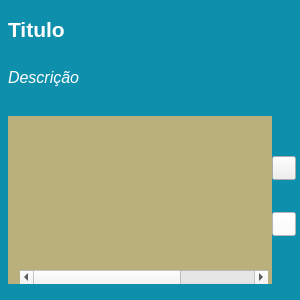
The window that Telas/UI/cardGrupo.ui (Nautilidae-project/Nautilus) describes before a commit, drawn with Qt 5.
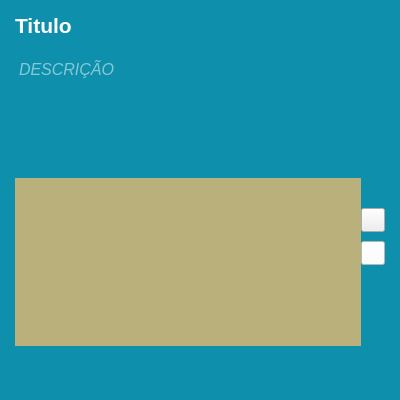
The same window after the commit. Icons and pictures are not drawn.

The edit to the form file:
```diff
--- a/Telas/UI/cardGrupo.ui
+++ b/Telas/UI/cardGrupo.ui
@@ -6,20 +6,20 @@
    <rect>
     <x>0</x>
     <y>0</y>
-    <width>300</width>
-    <height>300</height>
+    <width>400</width>
+    <height>400</height>
    </rect>
   </property>
   <property name="minimumSize">
    <size>
-    <width>300</width>
-    <height>300</height>
+    <width>350</width>
+    <height>350</height>
    </size>
   </property>
   <property name="maximumSize">
    <size>
-    <width>300</width>
-    <height>300</height>
+    <width>400</width>
+    <height>400</height>
    </size>
   </property>
   <property name="windowTitle">
@@ -30,10 +30,7 @@
 	background-color: qlineargradient(spread:pad, x1:0, y1:1, x2:1, y2:0, stop:0 rgba(105, 33, 140, 60), stop:1 rgba(112, 237, 255, 60));	
 }*/</string>
   </property>
-  <layout class="QVBoxLayout" name="verticalLayout">
-   <property name="spacing">
-    <number>0</number>
-   </property>
+  <layout class="QGridLayout" name="gridLayout_2">
    <property name="leftMargin">
     <number>0</number>
    </property>
@@ -46,7 +43,7 @@
    <property name="bottomMargin">
     <number>0</number>
    </property>
-   <item>
+   <item row="0" column="0">
     <widget class="QFrame" name="frGrupoCard">
      <property name="styleSheet">
       <string notr="true">#frGrupoCard {
@@ -59,99 +56,20 @@
      <property name="frameShadow">
       <enum>QFrame::Raised</enum>
      </property>
-     <layout class="QVBoxLayout" name="verticalLayout_2">
-      <property name="spacing">
-       <number>0</number>
-      </property>
+     <layout class="QGridLayout" name="gridLayout">
       <property name="leftMargin">
-       <number>8</number>
+       <number>15</number>
       </property>
       <property name="topMargin">
-       <number>4</number>
+       <number>0</number>
       </property>
       <property name="rightMargin">
-       <number>4</number>
+       <number>15</number>
       </property>
       <property name="bottomMargin">
-       <number>8</number>
+       <number>0</number>
       </property>
-      <item>
-       <widget class="QLabel" name="lbTituloCard">
-        <property name="minimumSize">
-         <size>
-          <width>0</width>
-          <height>50</height>
-         </size>
-        </property>
-        <property name="maximumSize">
-         <size>
-          <width>16777215</width>
-          <height>50</height>
-         </size>
-        </property>
-        <property name="font">
-         <font>
-          <family>Ubuntu</family>
-          <pointsize>16</pointsize>
-          <weight>75</weight>
-          <bold>true</bold>
-         </font>
-        </property>
-        <property name="styleSheet">
-         <string notr="true">#lbTituloCard{
-	color: #fff;
-	background-color: transparent;
-	border: 0px;
-	font-size: 16pt;
-	font-family: Ubuntu;
-	font-weight: bold;
-}</string>
-        </property>
-        <property name="text">
-         <string>Titulo</string>
-        </property>
-       </widget>
-      </item>
-      <item>
-       <widget class="QLabel" name="lbDescricao">
-        <property name="minimumSize">
-         <size>
-          <width>0</width>
-          <height>18</height>
-         </size>
-        </property>
-        <property name="maximumSize">
-         <size>
-          <width>16777215</width>
-          <height>60</height>
-         </size>
-        </property>
-        <property name="font">
-         <font>
-          <family>Ubuntu</family>
-          <pointsize>12</pointsize>
-          <italic>true</italic>
-         </font>
-        </property>
-        <property name="styleSheet">
-         <string notr="true">#lbDescricao{
-	color: #fff;
-	background-color: transparent;
-	border: 0px;
-	font-family: Ubuntu;
-	font-size: 12pt;
-	font-style: italic;
-}</string>
-        </property>
-        <property name="text">
-         <string>Descrição</string>
-        </property>
-        <property name="wordWrap">
-         <bool>true</bool>
-        </property>
-       </widget>
-      </item>
-      <item alignment="Qt::AlignBottom">
+      <item row="2" column="0">
        <widget class="QFrame" name="frBottom">
         <property name="styleSheet">
          <string notr="true">#frBottom {
@@ -164,10 +82,7 @@
         <property name="frameShadow">
          <enum>QFrame::Raised</enum>
         </property>
-        <layout class="QHBoxLayout" name="horizontalLayout">
-         <property name="spacing">
-          <number>0</number>
-         </property>
+        <layout class="QGridLayout" name="gridLayout_3">
          <property name="leftMargin">
           <number>0</number>
          </property>
@@ -180,8 +95,23 @@
          <property name="bottomMargin">
           <number>0</number>
          </property>
-         <item>
+         <property name="horizontalSpacing">
+          <number>0</number>
+         </property>
+         <item row="0" column="0">
           <widget class="QTableWidget" name="tblGrupoItem">
+           <property name="minimumSize">
+            <size>
+             <width>0</width>
+             <height>150</height>
+            </size>
+           </property>
+           <property name="maximumSize">
+            <size>
+             <width>16777215</width>
+             <height>200</height>
+            </size>
+           </property>
            <property name="styleSheet">
             <string notr="true">#tblGrupoItem {
 	background-color: rgba(233, 185, 110, 200);
@@ -242,18 +172,18 @@
            </column>
           </widget>
          </item>
-         <item alignment="Qt::AlignVCenter">
+         <item row="0" column="1">
           <widget class="QFrame" name="frBotoes">
            <property name="minimumSize">
             <size>
-             <width>24</width>
+             <width>0</width>
              <height>0</height>
             </size>
            </property>
            <property name="maximumSize">
             <size>
              <width>24</width>
-             <height>16777215</height>
+             <height>100</height>
             </size>
            </property>
            <property name="styleSheet">
@@ -267,9 +197,12 @@
            <property name="frameShadow">
             <enum>QFrame::Raised</enum>
            </property>
-           <layout class="QVBoxLayout" name="verticalLayout_3">
-            <property name="spacing">
-             <number>32</number>
+           <layout class="QFormLayout" name="formLayout">
+            <property name="horizontalSpacing">
+             <number>0</number>
+            </property>
+            <property name="verticalSpacing">
+             <number>9</number>
             </property>
             <property name="leftMargin">
              <number>0</number>
@@ -283,7 +216,7 @@
             <property name="bottomMargin">
              <number>0</number>
             </property>
-            <item>
+            <item row="3" column="1">
              <widget class="QPushButton" name="pbEditar">
               <property name="minimumSize">
                <size>
@@ -309,7 +242,7 @@
               </property>
              </widget>
             </item>
-            <item>
+            <item row="4" column="1">
              <widget class="QPushButton" name="pbExcluir">
               <property name="minimumSize">
                <size>
@@ -351,6 +284,88 @@
         <zorder>tblGrupoItem</zorder>
        </widget>
       </item>
+      <item row="1" column="0">
+       <widget class="QTextEdit" name="lbDescricao">
+        <property name="minimumSize">
+         <size>
+          <width>0</width>
+          <height>100</height>
+         </size>
+        </property>
+        <property name="maximumSize">
+         <size>
+          <width>16777215</width>
+          <height>100</height>
+         </size>
+        </property>
+        <property name="styleSheet">
+         <string notr="true">#lbDescricao {
+	border: 0px;
+	background-color: transparent;
+	color: #fff;
+	font-family: Ubuntu;
+	font-size: 12pt;
+	font-style: italic;
+}</string>
+        </property>
+        <property name="readOnly">
+         <bool>true</bool>
+        </property>
+        <property name="placeholderText">
+         <string>DESCRIÇÃO</string>
+        </property>
+       </widget>
+      </item>
+      <item row="0" column="0">
+       <widget class="QLabel" name="lbTituloCard">
+        <property name="minimumSize">
+         <size>
+          <width>0</width>
+          <height>50</height>
+         </size>
+        </property>
+        <property name="maximumSize">
+         <size>
+          <width>16777215</width>
+          <height>50</height>
+         </size>
+        </property>
+        <property name="font">
+         <font>
+          <family>Ubuntu</family>
+          <pointsize>16</pointsize>
+          <weight>75</weight>
+          <bold>true</bold>
+         </font>
+        </property>
+        <property name="styleSheet">
+         <string notr="true">#lbTituloCard{
+	color: #fff;
+	background-color: transparent;
+	border: 0px;
+	font-size: 16pt;
+	font-family: Ubuntu;
+	font-weight: bold;
+}</string>
+        </property>
+        <property name="text">
+         <string>Titulo</string>
+        </property>
+       </widget>
+      </item>
+      <item row="4" column="0">
+       <spacer name="verticalSpacer">
+        <property name="orientation">
+         <enum>Qt::Vertical</enum>
+        </property>
+        <property name="sizeHint" stdset="0">
+         <size>
+          <width>20</width>
+          <height>40</height>
+         </size>
+        </property>
+       </spacer>
+      </item>
      </layout>
     </widget>
    </item>
```
Left out of the diff: 2 changed lines with no effect on the pictures.
